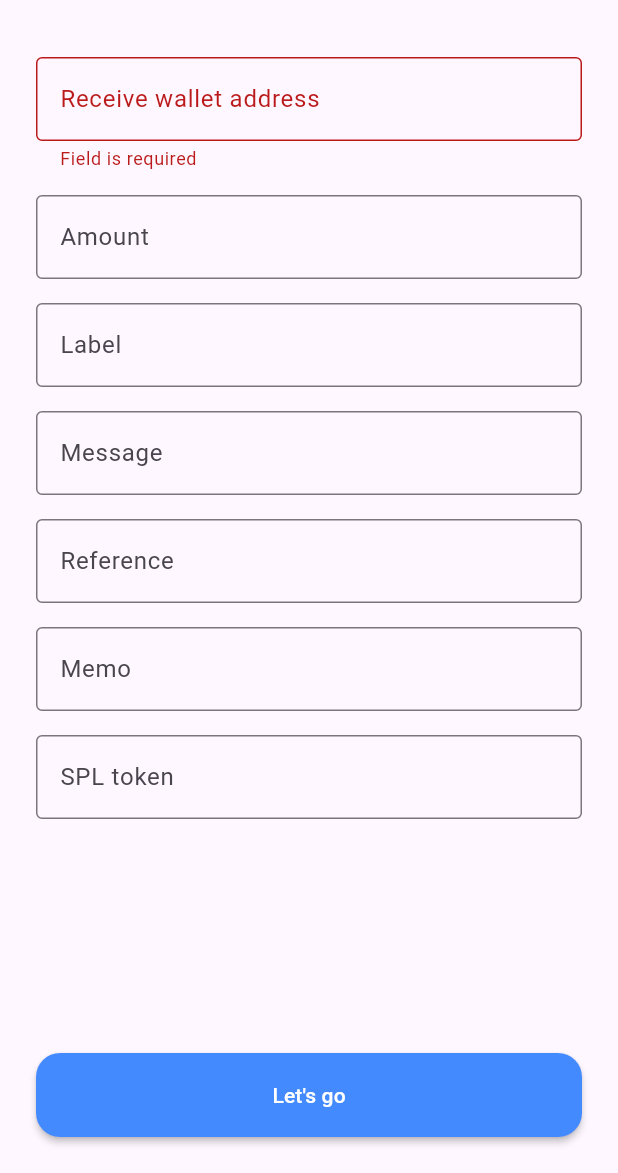
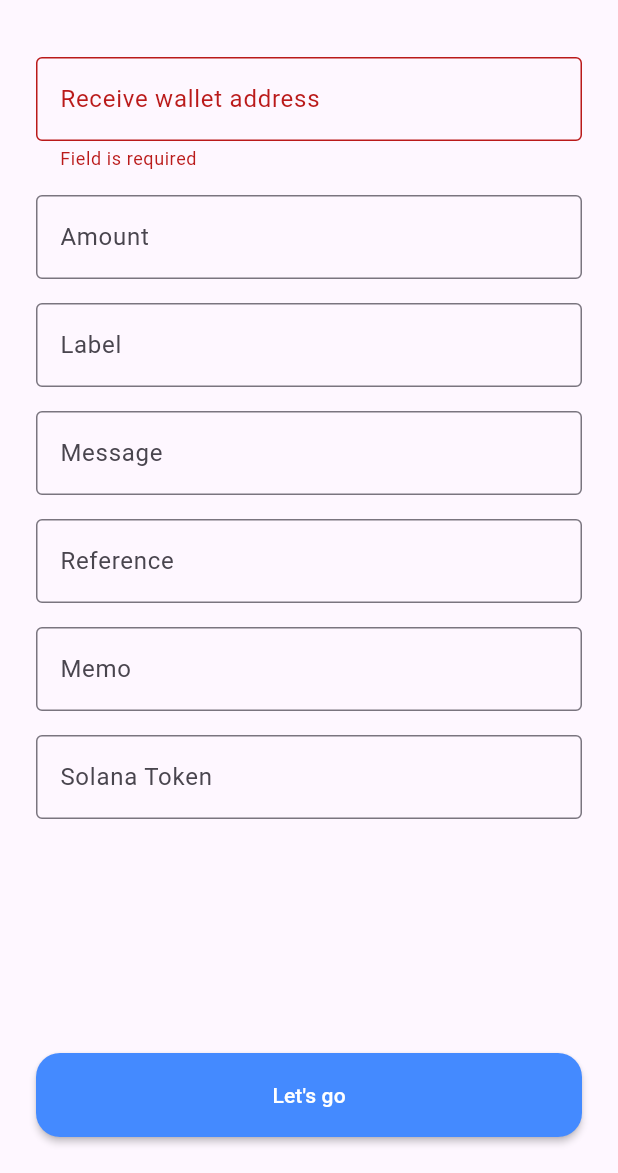
Before and after one commit to kackogut/solana_pay_generator, a Flutter app: the screen it shows after launch, after a tap on "Let's go", on a phone screen of 412 x 824 dp, the part 63-1236 px from its top. Run offline on Flutter 3.47's test engine with Material 2 defaults, Android fonts, the phone set to English and light mode, and no system bars; our stand-ins replace easy_localization, equatable, flutter_bloc, pretty_qr_code; missing offline and left inert: solana.

Commit message:
Initialize translations

```diff
--- /dev/null
+++ b/assets/translations/en.json
@@ -0,0 +1,9 @@
+{
+  "address_label": "Receive wallet address",
+  "amount_label": "Amount",
+  "label_label": "Label",
+  "message_label": "Message",
+  "reference_label": "Reference",
+  "memo_label": "Memo",
+  "spl_token_label": "Solana Token"
+}
--- a/lib/feature/input/parameters_input_screen.dart
+++ b/lib/feature/input/parameters_input_screen.dart
@@ -1,3 +1,4 @@
+import 'package:easy_localization/easy_localization.dart';
 import 'package:flutter/material.dart';
 import 'package:flutter_bloc/flutter_bloc.dart';
 import 'package:sol_pay_gen/feature/input/bloc/parameters_input_cubit.dart';
@@ -5,6 +6,7 @@ import 'package:sol_pay_gen/feature/qr/bloc/qr_generator_cubit.dart';
 import 'package:sol_pay_gen/feature/qr/bloc/qr_generator_state.dart';
 
 import '../../design/input/base_input.dart';
+import '../../util/strings.dart';
 import '../qr/qr_code_dialog.dart';
 import 'bloc/parameters_input_state.dart';
 
@@ -48,7 +50,7 @@ class InputBody extends StatelessWidget {
           shrinkWrap: true,
           children: [
             BaseInput(
-                  labelText: 'Receive wallet address',
+              labelText: S.addressLabel.tr(),
                   error: state.address.error?.text,
                   onChanged: (address) => context
                       .read<ParametersInputCubit>()
@@ -56,7 +58,7 @@ class InputBody extends StatelessWidget {
                 ),
             const Padding(padding: EdgeInsets.only(top: 16.0)),
             BaseInput(
-                  labelText: 'Amount',
+              labelText: S.amountLabel.tr(),
                   keyboardType: TextInputType.number,
                   error: state.amount.error?.text,
                   onChanged: (address) => context
@@ -65,20 +67,20 @@ class InputBody extends StatelessWidget {
                 ),
             const Padding(padding: EdgeInsets.only(top: 16.0)),
             BaseInput(
-                  labelText: 'Label',
+              labelText: S.labelLabel.tr(),
                   onChanged: (text) =>
                       context.read<ParametersInputCubit>().onLabelChange(text),
                 ),
             const Padding(padding: EdgeInsets.only(top: 16.0)),
             BaseInput(
-                  labelText: 'Message',
+              labelText: S.messageLabel.tr(),
                   onChanged: (text) => context
                       .read<ParametersInputCubit>()
                       .onMessageChange(text),
                 ),
             const Padding(padding: EdgeInsets.only(top: 16.0)),
             BaseInput(
-                  labelText: 'Reference',
+              labelText: S.referenceLabel.tr(),
                   error: state.reference.error?.text,
                   onChanged: (address) => context
                       .read<ParametersInputCubit>()
@@ -86,13 +88,13 @@ class InputBody extends StatelessWidget {
                 ),
             const Padding(padding: EdgeInsets.only(top: 16.0)),
             BaseInput(
-                  labelText: 'Memo',
+              labelText: S.memoLabel.tr(),
                   onChanged: (memo) =>
                       context.read<ParametersInputCubit>().onMemoChange(memo),
                 ),
             const Padding(padding: EdgeInsets.only(top: 16.0)),
             BaseInput(
-                  labelText: 'SPL token',
+              labelText: S.splTokenLabel.tr(),
                   onChanged: (token) => context
                       .read<ParametersInputCubit>()
                       .onSplTokenChange(token),
--- a/lib/main.dart
+++ b/lib/main.dart
@@ -1,21 +1,36 @@
+import 'package:easy_localization/easy_localization.dart';
 import 'package:flutter/material.dart';
 import 'package:sol_pay_gen/di/blocs_providers.dart';
 import 'package:sol_pay_gen/di/repositories_providers.dart';
 
 import 'feature/input/parameters_input_screen.dart';
 
-void main() {
-  runApp(const MyApp());
+void main() async {
+  WidgetsFlutterBinding.ensureInitialized();
+
+  await EasyLocalization.ensureInitialized();
+
+  runApp(
+    EasyLocalization(
+      supportedLocales: const [Locale('en')],
+      path: 'assets/translations',
+      fallbackLocale: const Locale('en'),
+      child: const SolanaPayGeneratorApp(),
+    ),
+  );
 }
 
-class MyApp extends StatelessWidget {
-  const MyApp({super.key});
+class SolanaPayGeneratorApp extends StatelessWidget {
+  const SolanaPayGeneratorApp({super.key});
 
   // This widget is the root of your application.
   @override
   Widget build(BuildContext context) {
     return MaterialApp(
       title: 'Solana Pay QR Generator',
+      localizationsDelegates: context.localizationDelegates,
+      supportedLocales: context.supportedLocales,
+      locale: context.locale,
       theme: ThemeData(
         colorScheme: ColorScheme.fromSeed(seedColor: Colors.deepPurple),
         useMaterial3: true,
--- /dev/null
+++ b/lib/util/strings.dart
@@ -0,0 +1,10 @@
+class S {
+  // Input labels
+  static const addressLabel = 'address_label';
+  static const amountLabel = 'amount_label';
+  static const labelLabel = 'label_label';
+  static const messageLabel = 'message_label';
+  static const referenceLabel = 'reference_label';
+  static const memoLabel = 'memo_label';
+  static const splTokenLabel = 'spl_token_label';
+}
--- a/pubspec.yaml
+++ b/pubspec.yaml
@@ -18,6 +18,7 @@ dependencies:
   cupertino_icons: ^1.0.2
   pretty_qr_code: ^2.0.3
   solana: ^0.30.0
+  easy_localization: ^3.0.3
 
 dev_dependencies:
   flutter_test:
@@ -28,3 +29,5 @@ dev_dependencies:
 
 flutter:
   uses-material-design: true
+  assets:
+    - assets/translations/
```
Also changed, not shown: pubspec.lock, 7 other files. Lines whose indentation alone changed are shown as unchanged.
